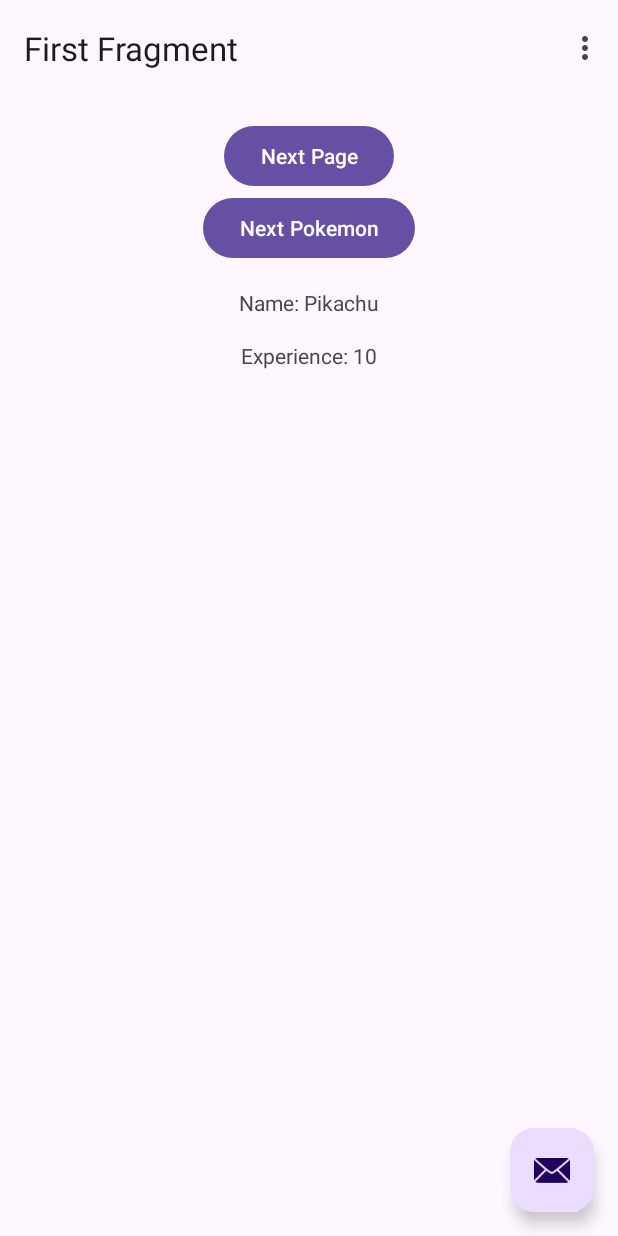
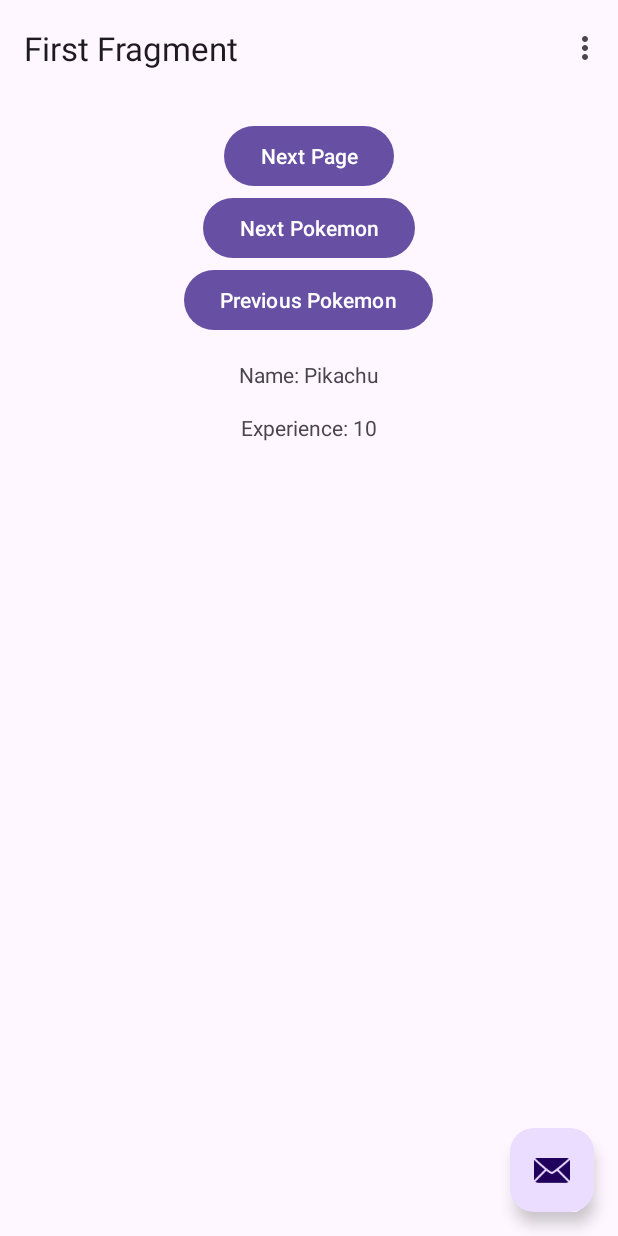
Before and after one commit to IsaNck1/PokeApp, an Android app: the screen it shows after launch (MainActivity), on a phone screen of 412 x 824 dp. Run offline under Robolectric (Android 15) with nearby library versions, the phone set to English and light mode, and no system bars; our stand-ins replace navigation-ui; libraries missing offline, so code that uses them is left out: me.sargunvohra.lib; network calls fail.

Commit message:
Button für Previous Pokemon

```diff
--- a/app/src/main/res/layout/fragment_first.xml
+++ b/app/src/main/res/layout/fragment_first.xml
@@ -25,6 +25,13 @@
             android:layout_gravity="center"
             android:text="Next Pokemon" />
 
+        <Button
+            android:id="@+id/previous_pokemon_button"
+            android:layout_width="wrap_content"
+            android:layout_height="wrap_content"
+            android:layout_gravity="center"
+            android:text="Previous Pokemon" />
+
         <TextView
             android:id="@+id/pokemon_name"
             android:layout_width="wrap_content"
```
